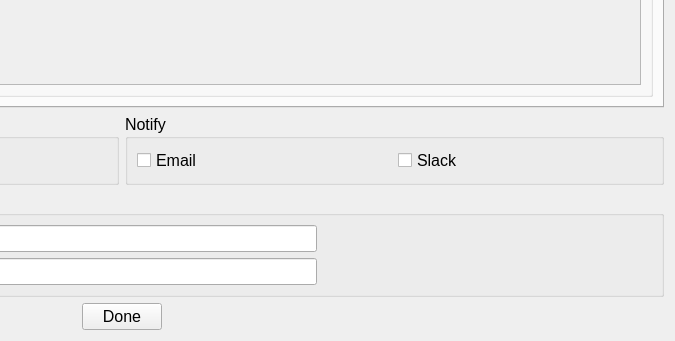
Qt form pycontrolsystem/Client/designer/ProcedureDialog.ui (DanielWinklehner/pycontrolsystem) before a commit; both pictures show x 431 to 1106 and y 535 to 876 of the 1106 by 876 pixel window.
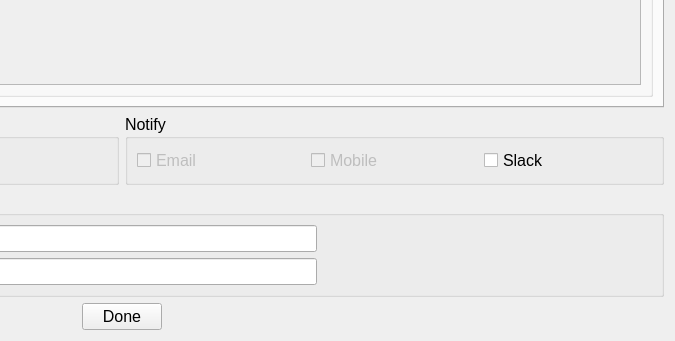
The same form after that commit.

Commit message: Added Slack notification, printing of devices/channels. Also, bugfixes and new dark style. -DW

Patch:
```diff
--- a/pycontrolsystem/Client/designer/ProcedureDialog.ui
+++ b/pycontrolsystem/Client/designer/ProcedureDialog.ui
@@ -887,6 +887,9 @@
        <layout class="QHBoxLayout" name="horizontalLayout_6">
         <item>
          <widget class="QCheckBox" name="chkEmail">
+          <property name="enabled">
+           <bool>false</bool>
+          </property>
           <property name="text">
            <string>Email</string>
           </property>
@@ -894,6 +897,16 @@
         </item>
         <item>
          <widget class="QCheckBox" name="chkText">
+          <property name="enabled">
+           <bool>false</bool>
+          </property>
+          <property name="text">
+           <string>Mobile</string>
+          </property>
+         </widget>
+        </item>
+        <item>
+         <widget class="QCheckBox" name="chkSlack">
           <property name="text">
            <string>Slack</string>
           </property>
```
The commit also changes 22 other files.
